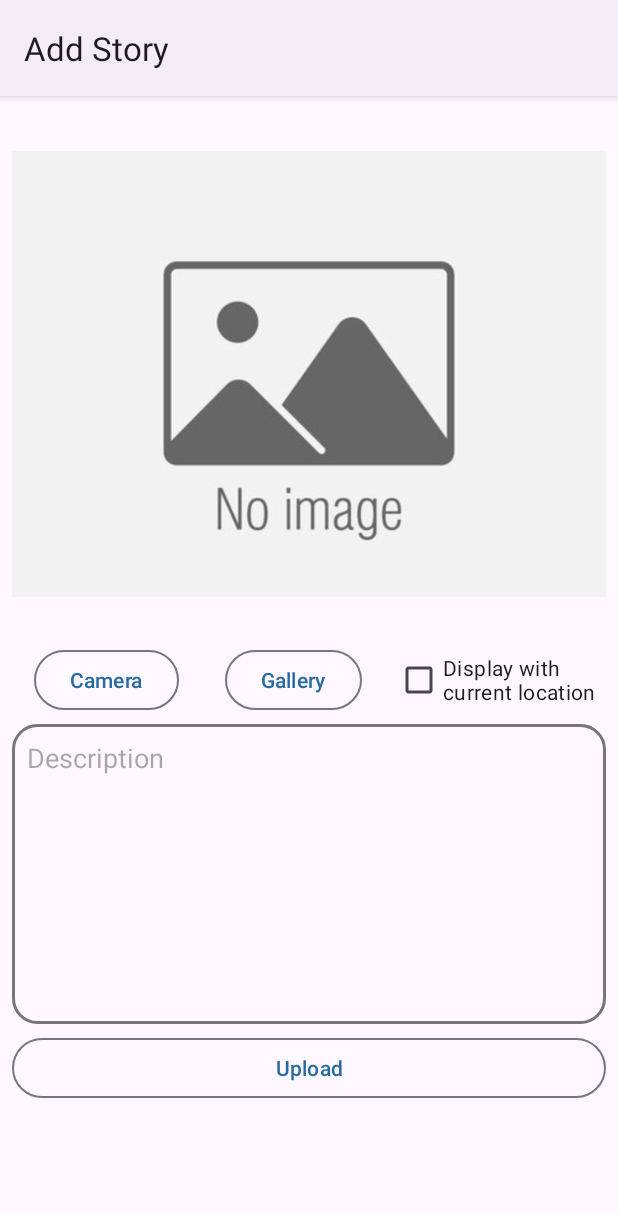
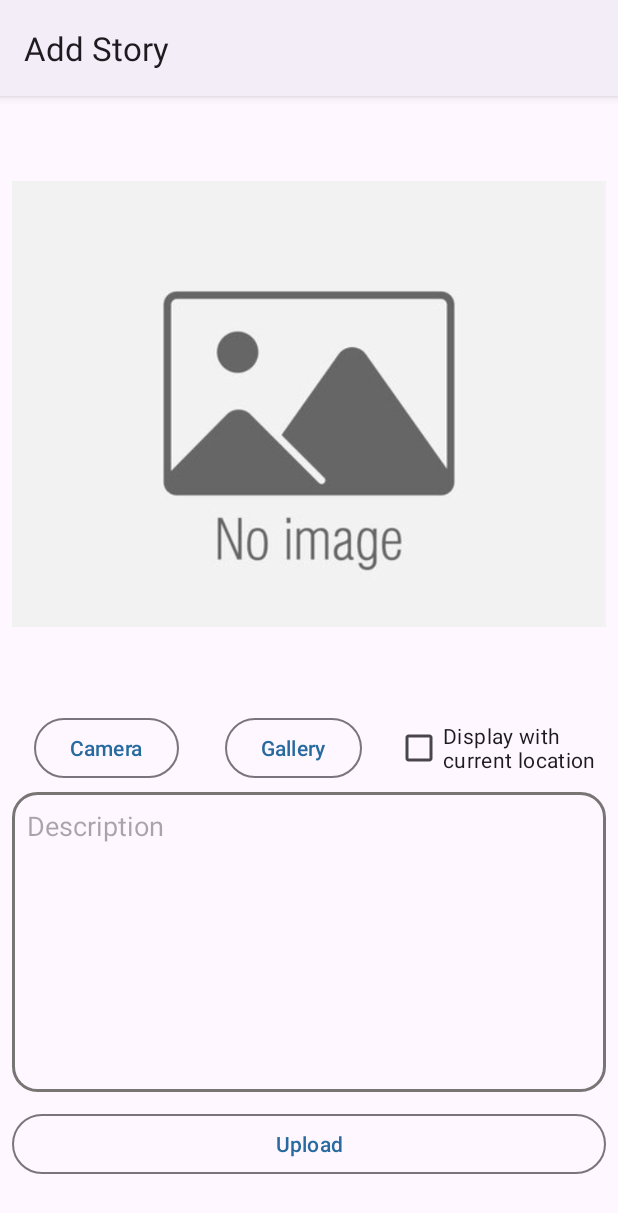
Before and after one commit to hendrimardani/submission3, an Android app: the AddActivity screen opened directly, with no data from a screen before it, on a phone screen of 412 x 824 dp. Shown: the top 1213 px of the screen. Run offline under Robolectric (Android 15) with nearby library versions, the phone set to English and light mode, and no system bars; libraries missing offline, so code that uses them is left out: cn.pedant; network calls fail; pictures from the network do not load.

```diff
--- a/app/src/main/java/com/example/mysubmission3/data/api/retrofit/ApiService.kt
+++ b/app/src/main/java/com/example/mysubmission3/data/api/retrofit/ApiService.kt
@@ -3,7 +3,6 @@ package com.example.mysubmission3.data.api.retrofit
 import com.example.mysubmission3.data.api.response.AddNewStoryResponse
 import com.example.mysubmission3.data.api.response.DetailStoryResponse
 import com.example.mysubmission3.data.api.response.GetAllStoriesResponse
-import com.example.mysubmission3.data.api.response.ListStoryItem
 import com.example.mysubmission3.data.api.response.LoginResponse
 import com.example.mysubmission3.data.api.response.RegisterResponse
 import com.example.mysubmission3.data.api.response.StoriesWithLocationResponse
--- a/app/src/main/java/com/example/mysubmission3/ui/MainViewModel.kt
+++ b/app/src/main/java/com/example/mysubmission3/ui/MainViewModel.kt
@@ -7,12 +7,7 @@ import androidx.lifecycle.liveData
 import androidx.lifecycle.viewModelScope
 import androidx.paging.PagingData
 import androidx.paging.cachedIn
-import com.example.mysubmission3.ResultState
-import com.example.mysubmission3.data.api.response.GetAllStoriesResponse
-import com.example.mysubmission3.data.api.response.ListStoriesWithLocation
 import com.example.mysubmission3.data.api.response.ListStoryItem
-import com.example.mysubmission3.data.api.response.LoginResult
-import com.example.mysubmission3.data.api.response.Story
 import com.example.mysubmission3.datastore.user.UserModel
 import com.example.mysubmission3.datastore.user.UserRepository
 import kotlinx.coroutines.launch
--- a/app/src/main/res/layout-land/activity_story.xml
+++ b/app/src/main/res/layout-land/activity_story.xml
@@ -23,6 +23,7 @@
         android:layout_width="wrap_content"
         android:layout_height="wrap_content"
         android:backgroundTint="@color/light_blue_200"
+        android:contentDescription="@string/fab_content_description"
         android:src="@drawable/ic_add_24px"
         app:layout_constraintBottom_toBottomOf="parent"
         app:layout_constraintEnd_toEndOf="parent"
--- a/app/src/main/res/layout/activity_add.xml
+++ b/app/src/main/res/layout/activity_add.xml
@@ -7,13 +7,13 @@
     <androidx.constraintlayout.widget.ConstraintLayout
         android:id="@+id/add"
         android:layout_width="match_parent"
-        android:layout_height="wrap_content"
+        android:layout_height="200dp"
         tools:context=".ui.add.AddActivity">
 
         <ImageView
             android:id="@+id/iv_add"
             android:layout_width="match_parent"
-            android:layout_height="match_parent"
+            android:layout_height="400dp"
             android:layout_marginHorizontal="@dimen/margin_horizontal"
             android:layout_marginVertical="@dimen/margin_top_bottom"
             android:src="@drawable/gambar_no_image"
@@ -30,19 +30,21 @@
             android:layout_marginHorizontal="@dimen/margin_horizontal"
             android:text="@string/camera"
             app:layout_constraintStart_toStartOf="parent"
+            app:layout_constraintBottom_toTopOf="@id/et_description_add"
             app:layout_constraintTop_toBottomOf="@+id/iv_add"
             app:layout_constraintEnd_toStartOf="@+id/btn_gallery" />
 
         <Button
             android:id="@+id/btn_gallery"
+            style="?attr/materialButtonOutlinedStyle"
             android:layout_width="wrap_content"
             android:layout_height="wrap_content"
-            style="?attr/materialButtonOutlinedStyle"
             android:layout_marginHorizontal="@dimen/margin_horizontal"
             android:text="@string/gallery"
+            app:layout_constraintBottom_toBottomOf="@+id/btn_camera"
+            app:layout_constraintEnd_toStartOf="@id/cb_current_location"
             app:layout_constraintStart_toEndOf="@id/btn_camera"
-            app:layout_constraintTop_toTopOf="@id/btn_camera"
-            app:layout_constraintEnd_toStartOf="@id/cb_current_location" />
+            app:layout_constraintTop_toTopOf="@id/btn_camera" />
 
         <!-- atribute gravity supaya mulai dari paling atas -->
         <EditText
@@ -57,20 +59,21 @@
             android:layout_marginVertical="@dimen/margin_top_bottom"
             app:layout_constraintStart_toStartOf="parent"
             app:layout_constraintEnd_toEndOf="parent"
+            app:layout_constraintBottom_toTopOf="@id/btn_upload"
             app:layout_constraintTop_toBottomOf="@id/btn_camera" />
 
         <Button
             android:id="@+id/btn_upload"
+            style="?attr/materialButtonOutlinedStyle"
             android:layout_width="match_parent"
             android:layout_height="wrap_content"
-            style="?attr/materialButtonOutlinedStyle"
             android:layout_marginHorizontal="@dimen/margin_horizontal"
+            android:layout_marginTop="@dimen/margin_top_bottom"
             android:text="@string/upload"
-            android:layout_marginTop="@dimen/margin_top_bottom"
-            app:layout_constraintTop_toBottomOf="@id/et_description_add"
             app:layout_constraintBottom_toBottomOf="parent"
+            app:layout_constraintEnd_toEndOf="parent"
             app:layout_constraintStart_toStartOf="parent"
-            app:layout_constraintEnd_toEndOf="parent" />
+            app:layout_constraintTop_toBottomOf="@id/et_description_add" />
 
         <com.airbnb.lottie.LottieAnimationView
             android:id="@+id/loading"
--- a/app/src/main/res/layout/activity_story.xml
+++ b/app/src/main/res/layout/activity_story.xml
@@ -23,6 +23,7 @@
         android:layout_width="wrap_content"
         android:layout_height="wrap_content"
         android:layout_marginTop="608dp"
+        android:contentDescription="@string/fab_content_description"
         android:src="@drawable/ic_add_24px"
         android:backgroundTint="@color/light_blue_200"
         app:layout_constraintEnd_toEndOf="parent"
--- a/app/src/main/res/menu/menu.xml
+++ b/app/src/main/res/menu/menu.xml
@@ -15,5 +15,5 @@
         android:id="@+id/menu_maps"
         android:title="@string/maps"
         android:icon="@drawable/ic_maps_24"
-        app:showAsAction="always" />
+        app:showAsAction="ifRoom" />
 </menu>
--- a/app/src/main/res/values/strings.xml
+++ b/app/src/main/res/values/strings.xml
@@ -65,4 +65,5 @@
     <string name="error_title_request">Error Receiving Data</string>
     <string name="retry">Try Again</string>
     <string name="cb_current_location">Display with \ncurrent location</string>
+    <string name="fab_content_description">Menambahkan data story</string>
 </resources>
```
Also changed, not shown: app/src/main/java/com/example/mysubmission3/ui/login/LoginActivity.kt (+10 -7 lines), app/src/main/java/com/example/mysubmission3/ui/story/StoryActivity.kt (+0 -12 lines), app/src/main/res/layout/activity_login.xml (+12 -12 lines), 2 other files.
